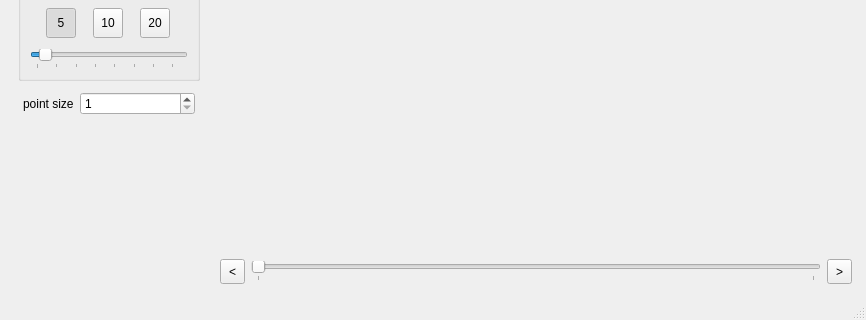
Old version of the form src/MainFrame.ui in the repository jbehley/point_labeler; both pictures show x 0 to 866 and y 304 to 624 of the 866 by 624 pixel window.
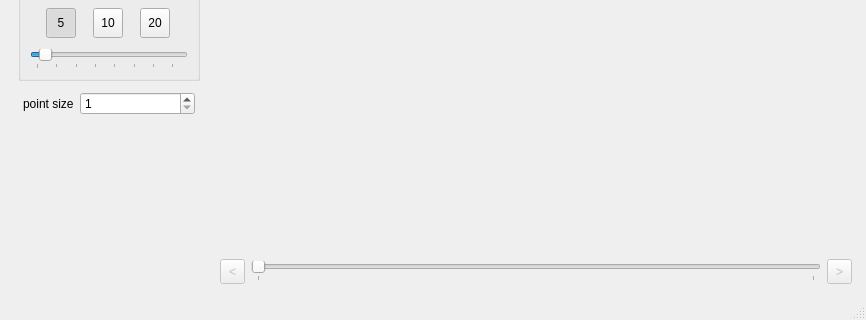
New version of the form. Custom widgets are drawn as their Qt base class.

Diff of the .ui file:
```diff
--- a/src/MainFrame.ui
+++ b/src/MainFrame.ui
@@ -372,6 +372,9 @@
         </property>
         <item>
          <widget class="QToolButton" name="btnBackward">
+          <property name="enabled">
+           <bool>false</bool>
+          </property>
           <property name="minimumSize">
            <size>
             <width>25</width>
@@ -404,6 +407,9 @@
         </item>
         <item>
          <widget class="QToolButton" name="btnForward">
+          <property name="enabled">
+           <bool>false</bool>
+          </property>
           <property name="minimumSize">
            <size>
             <width>25</width>
```
Left out of the diff: 2 changed lines with no effect on the pictures.
